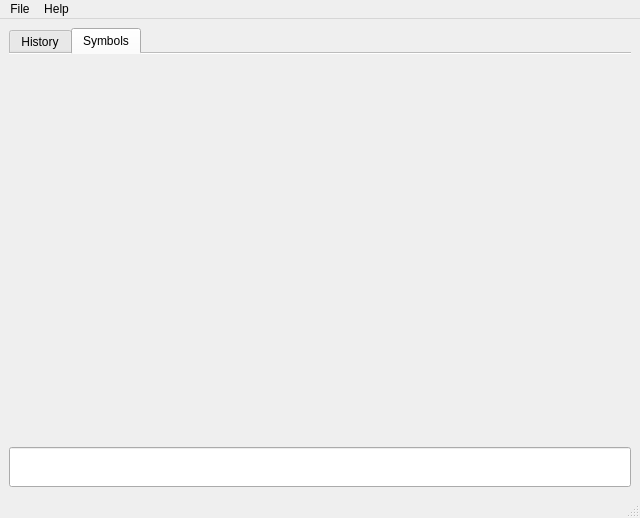
The window that src/forms/mainwindow.ui (vetux/qcalculator) describes before a commit, drawn with Qt 5.
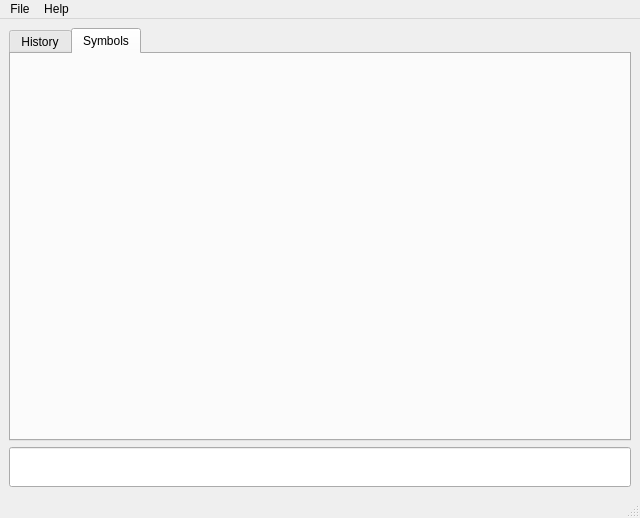
The same window after the commit. The open tabs and pages were chosen to show the change.

```diff
--- a/src/forms/mainwindow.ui
+++ b/src/forms/mainwindow.ui
@@ -30,7 +30,7 @@
        <number>0</number>
       </property>
       <property name="documentMode">
-       <bool>true</bool>
+       <bool>false</bool>
       </property>
       <property name="tabsClosable">
        <bool>false</bool>
@@ -70,7 +70,20 @@
        <attribute name="title">
         <string>Symbols</string>
        </attribute>
-       <layout class="QVBoxLayout" name="verticalLayout_3"/>
+       <layout class="QVBoxLayout" name="verticalLayout_3">
+        <property name="leftMargin">
+         <number>0</number>
+        </property>
+        <property name="topMargin">
+         <number>0</number>
+        </property>
+        <property name="rightMargin">
+         <number>0</number>
+        </property>
+        <property name="bottomMargin">
+         <number>0</number>
+        </property>
+       </layout>
       </widget>
      </widget>
     </item>
```
Left out of the diff: 2 changed lines with no effect on the pictures.
